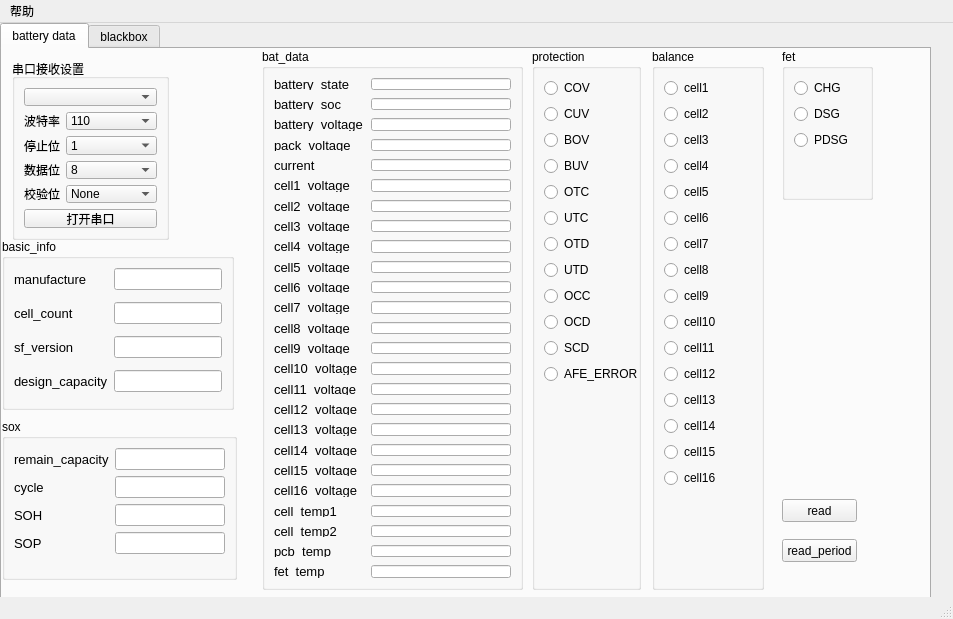
This is uart_tool_ui.ui in danshawx/bms_minitor as Qt 5 draws it before an edit. The edited form follows.
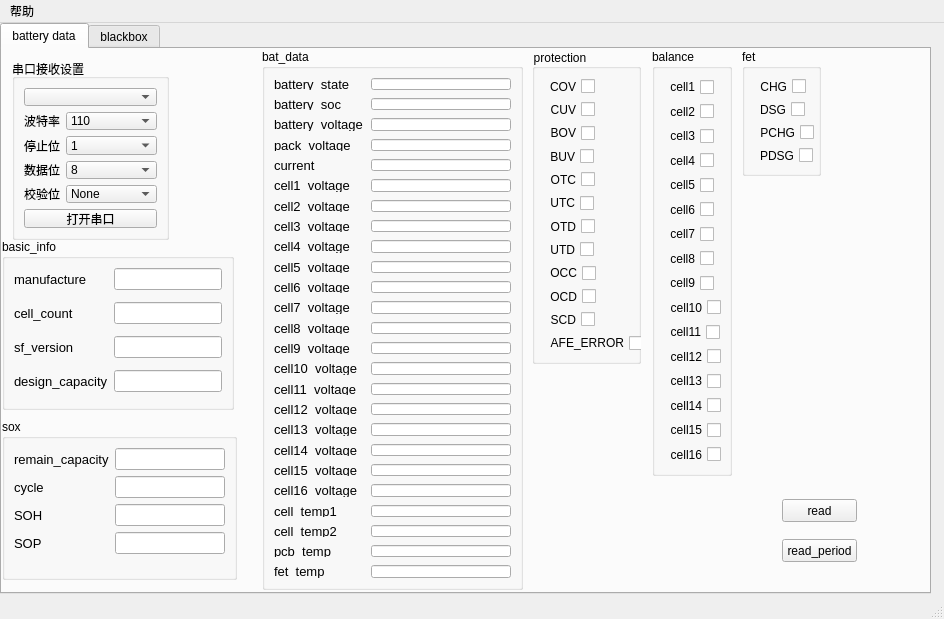
This is the edited form.

```diff
--- a/uart_tool_ui.ui
+++ b/uart_tool_ui.ui
@@ -6,7 +6,7 @@
    <rect>
     <x>0</x>
     <y>0</y>
-    <width>953</width>
+    <width>944</width>
     <height>619</height>
    </rect>
   </property>
@@ -20,7 +20,7 @@
       <x>0</x>
       <y>0</y>
       <width>931</width>
-      <height>581</height>
+      <height>571</height>
      </rect>
     </property>
     <property name="currentIndex">
@@ -809,97 +809,139 @@
       </layout>
      </widget>
      <widget class="QGroupBox" name="groupBox_5">
+      <property name="enabled">
+       <bool>true</bool>
+      </property>
       <property name="geometry">
        <rect>
         <x>530</x>
         <y>0</y>
         <width>109</width>
-        <height>541</height>
+        <height>315</height>
        </rect>
       </property>
+      <property name="styleSheet">
+       <string notr="true">selection-color: rgb(255, 0, 0);</string>
+      </property>
       <property name="title">
        <string>protection</string>
       </property>
       <layout class="QFormLayout" name="formLayout_3">
        <item row="0" column="0">
-        <widget class="QRadioButton" name="radioButton_cov">
+        <widget class="QCheckBox" name="checkBox_cov">
+         <property name="layoutDirection">
+          <enum>Qt::RightToLeft</enum>
+         </property>
          <property name="text">
           <string>COV</string>
          </property>
         </widget>
        </item>
        <item row="1" column="0">
-        <widget class="QRadioButton" name="radioButton_cuv">
+        <widget class="QCheckBox" name="checkBox_cuv">
+         <property name="layoutDirection">
+          <enum>Qt::RightToLeft</enum>
+         </property>
          <property name="text">
           <string>CUV</string>
          </property>
         </widget>
        </item>
        <item row="2" column="0">
-        <widget class="QRadioButton" name="radioButton_bov">
+        <widget class="QCheckBox" name="checkBox_bov">
+         <property name="layoutDirection">
+          <enum>Qt::RightToLeft</enum>
+         </property>
          <property name="text">
           <string>BOV</string>
          </property>
         </widget>
        </item>
        <item row="3" column="0">
-        <widget class="QRadioButton" name="radioButton_buv">
+        <widget class="QCheckBox" name="checkBox_buv">
+         <property name="layoutDirection">
+          <enum>Qt::RightToLeft</enum>
+         </property>
          <property name="text">
           <string>BUV</string>
          </property>
         </widget>
        </item>
        <item row="4" column="0">
-        <widget class="QRadioButton" name="radioButton_otc">
+        <widget class="QCheckBox" name="checkBox_otc">
+         <property name="layoutDirection">
+          <enum>Qt::RightToLeft</enum>
+         </property>
          <property name="text">
           <string>OTC</string>
          </property>
         </widget>
        </item>
        <item row="5" column="0">
-        <widget class="QRadioButton" name="radioButton_utc">
+        <widget class="QCheckBox" name="checkBox_utc">
+         <property name="layoutDirection">
+          <enum>Qt::RightToLeft</enum>
+         </property>
          <property name="text">
           <string>UTC</string>
          </property>
         </widget>
        </item>
        <item row="6" column="0">
-        <widget class="QRadioButton" name="radioButton_otd">
+        <widget class="QCheckBox" name="checkBox_otd">
+         <property name="layoutDirection">
+          <enum>Qt::RightToLeft</enum>
+         </property>
          <property name="text">
           <string>OTD</string>
          </property>
         </widget>
        </item>
        <item row="7" column="0">
-        <widget class="QRadioButton" name="radioButton_utd">
+        <widget class="QCheckBox" name="checkBox_utd">
+         <property name="layoutDirection">
+          <enum>Qt::RightToLeft</enum>
+         </property>
          <property name="text">
           <string>UTD</string>
          </property>
         </widget>
        </item>
        <item row="8" column="0">
-        <widget class="QRadioButton" name="radioButton_occ">
+        <widget class="QCheckBox" name="checkBox_occ">
+         <property name="layoutDirection">
+          <enum>Qt::RightToLeft</enum>
+         </property>
          <property name="text">
           <string>OCC</string>
          </property>
         </widget>
        </item>
        <item row="9" column="0">
-        <widget class="QRadioButton" name="radioButton_ocd">
+        <widget class="QCheckBox" name="checkBox_ocd">
+         <property name="layoutDirection">
+          <enum>Qt::RightToLeft</enum>
+         </property>
          <property name="text">
           <string>OCD</string>
          </property>
         </widget>
        </item>
        <item row="10" column="0">
-        <widget class="QRadioButton" name="radioButton_scd">
+        <widget class="QCheckBox" name="checkBox_scd">
+         <property name="layoutDirection">
+          <enum>Qt::RightToLeft</enum>
+         </property>
          <property name="text">
           <string>SCD</string>
          </property>
         </widget>
        </item>
        <item row="11" column="0">
-        <widget class="QRadioButton" name="radioButton_afe_error">
+        <widget class="QCheckBox" name="checkBox_afe_error">
+         <property name="layoutDirection">
+          <enum>Qt::RightToLeft</enum>
+         </property>
          <property name="text">
           <string>AFE_ERROR</string>
          </property>
@@ -910,10 +952,10 @@
      <widget class="QGroupBox" name="groupBox_6">
       <property name="geometry">
        <rect>
-        <x>780</x>
+        <x>740</x>
         <y>0</y>
-        <width>91</width>
-        <height>151</height>
+        <width>79</width>
+        <height>127</height>
        </rect>
       </property>
       <property name="title">
@@ -921,21 +963,60 @@
       </property>
       <layout class="QFormLayout" name="formLayout_5">
        <item row="0" column="0">
-        <widget class="QRadioButton" name="radioButton_fet_chg">
+        <widget class="QCheckBox" name="checkBox_fet_chg">
+         <property name="font">
+          <font>
+           <pointsize>9</pointsize>
+          </font>
+         </property>
+         <property name="layoutDirection">
+          <enum>Qt::RightToLeft</enum>
+         </property>
          <property name="text">
           <string>CHG</string>
          </property>
         </widget>
        </item>
        <item row="1" column="0">
-        <widget class="QRadioButton" name="radioButton_fet_dsg">
+        <widget class="QCheckBox" name="checkBox_fet_dsg">
+         <property name="font">
+          <font>
+           <pointsize>9</pointsize>
+          </font>
+         </property>
+         <property name="layoutDirection">
+          <enum>Qt::RightToLeft</enum>
+         </property>
          <property name="text">
           <string>DSG</string>
          </property>
         </widget>
        </item>
        <item row="2" column="0">
-        <widget class="QRadioButton" name="radioButton_pdsg">
+        <widget class="QCheckBox" name="checkBox_fet_pchg">
+         <property name="font">
+          <font>
+           <pointsize>9</pointsize>
+          </font>
+         </property>
+         <property name="layoutDirection">
+          <enum>Qt::RightToLeft</enum>
+         </property>
+         <property name="text">
+          <string>PCHG</string>
+         </property>
+        </widget>
+       </item>
+       <item row="3" column="0">
+        <widget class="QCheckBox" name="checkBox_fet_pdsg">
+         <property name="font">
+          <font>
+           <pointsize>9</pointsize>
+          </font>
+         </property>
+         <property name="layoutDirection">
+          <enum>Qt::RightToLeft</enum>
+         </property>
          <property name="text">
           <string>PDSG</string>
          </property>
@@ -948,8 +1029,8 @@
        <rect>
         <x>650</x>
         <y>0</y>
-        <width>112</width>
-        <height>541</height>
+        <width>80</width>
+        <height>427</height>
        </rect>
       </property>
       <property name="title">
@@ -957,112 +1038,240 @@
       </property>
       <layout class="QFormLayout" name="formLayout_7">
        <item row="0" column="0">
-        <widget class="QRadioButton" name="radioButton_cell1">
+        <widget class="QCheckBox" name="checkBox_cell1">
+         <property name="font">
+          <font>
+           <pointsize>9</pointsize>
+          </font>
+         </property>
+         <property name="layoutDirection">
+          <enum>Qt::RightToLeft</enum>
+         </property>
          <property name="text">
           <string>cell1</string>
          </property>
         </widget>
        </item>
        <item row="1" column="0">
-        <widget class="QRadioButton" name="radioButton__cell2">
+        <widget class="QCheckBox" name="checkBox_cell2">
+         <property name="font">
+          <font>
+           <pointsize>9</pointsize>
+          </font>
+         </property>
+         <property name="layoutDirection">
+          <enum>Qt::RightToLeft</enum>
+         </property>
          <property name="text">
           <string>cell2</string>
          </property>
         </widget>
        </item>
        <item row="2" column="0">
-        <widget class="QRadioButton" name="radioButton__cell3">
+        <widget class="QCheckBox" name="checkBox_cell3">
+         <property name="font">
+          <font>
+           <pointsize>9</pointsize>
+          </font>
+         </property>
+         <property name="layoutDirection">
+          <enum>Qt::RightToLeft</enum>
+         </property>
          <property name="text">
           <string>cell3</string>
          </property>
         </widget>
        </item>
        <item row="3" column="0">
-        <widget class="QRadioButton" name="radioButton__cell4">
+        <widget class="QCheckBox" name="checkBox_cell4">
+         <property name="font">
+          <font>
+           <pointsize>9</pointsize>
+          </font>
+         </property>
+         <property name="layoutDirection">
+          <enum>Qt::RightToLeft</enum>
+         </property>
          <property name="text">
           <string>cell4</string>
          </property>
         </widget>
        </item>
        <item row="4" column="0">
-        <widget class="QRadioButton" name="radioButton__cell5">
+        <widget class="QCheckBox" name="checkBox_cell5">
+         <property name="font">
+          <font>
+           <pointsize>9</pointsize>
+          </font>
+         </property>
+         <property name="layoutDirection">
+          <enum>Qt::RightToLeft</enum>
+         </property>
          <property name="text">
           <string>cell5</string>
          </property>
         </widget>
        </item>
        <item row="5" column="0">
-        <widget class="QRadioButton" name="radioButton_cell6">
+        <widget class="QCheckBox" name="checkBox_cell6">
+         <property name="font">
+          <font>
+           <pointsize>9</pointsize>
+          </font>
+         </property>
+         <property name="layoutDirection">
+          <enum>Qt::RightToLeft</enum>
+         </property>
          <property name="text">
           <string>cell6</string>
          </property>
         </widget>
        </item>
        <item row="6" column="0">
-        <widget class="QRadioButton" name="radioButton_cell7">
+        <widget class="QCheckBox" name="checkBox_cell7">
+         <property name="font">
+          <font>
+           <pointsize>9</pointsize>
+          </font>
+         </property>
+         <property name="layoutDirection">
+          <enum>Qt::RightToLeft</enum>
+         </property>
          <property name="text">
           <string>cell7</string>
          </property>
         </widget>
        </item>
        <item row="7" column="0">
-        <widget class="QRadioButton" name="radioButton_cell8">
+        <widget class="QCheckBox" name="checkBox_cell8">
+         <property name="font">
+          <font>
+           <pointsize>9</pointsize>
+          </font>
+         </property>
+         <property name="layoutDirection">
+          <enum>Qt::RightToLeft</enum>
+         </property>
          <property name="text">
           <string>cell8</string>
          </property>
         </widget>
        </item>
        <item row="8" column="0">
-        <widget class="QRadioButton" name="radioButton_cell9">
+        <widget class="QCheckBox" name="checkBox_cell9">
+         <property name="font">
+          <font>
+           <pointsize>9</pointsize>
+          </font>
+         </property>
+         <property name="layoutDirection">
+          <enum>Qt::RightToLeft</enum>
+         </property>
          <property name="text">
           <string>cell9</string>
          </property>
         </widget>
        </item>
        <item row="9" column="0">
-        <widget class="QRadioButton" name="radioButton_cell10">
+        <widget class="QCheckBox" name="checkBox_cell10">
+         <property name="font">
+          <font>
+           <pointsize>9</pointsize>
+          </font>
+         </property>
+         <property name="layoutDirection">
+          <enum>Qt::RightToLeft</enum>
+         </property>
          <property name="text">
           <string>cell10</string>
          </property>
         </widget>
        </item>
        <item row="10" column="0">
-        <widget class="QRadioButton" name="radioButton_cell11">
+        <widget class="QCheckBox" name="checkBox_cell11">
+         <property name="font">
+          <font>
+           <pointsize>9</pointsize>
+          </font>
+         </property>
+         <property name="layoutDirection">
+          <enum>Qt::RightToLeft</enum>
+         </property>
          <property name="text">
           <string>cell11</string>
          </property>
         </widget>
        </item>
        <item row="11" column="0">
-        <widget class="QRadioButton" name="radioButton_cell12">
+        <widget class="QCheckBox" name="checkBox_cell12">
+         <property name="font">
+          <font>
+           <pointsize>9</pointsize>
+          </font>
+         </property>
+         <property name="layoutDirection">
+          <enum>Qt::RightToLeft</enum>
+         </property>
          <property name="text">
           <string>cell12</string>
          </property>
         </widget>
        </item>
        <item row="12" column="0">
-        <widget class="QRadioButton" name="radioButton_cell13">
+        <widget class="QCheckBox" name="checkBox_cell13">
+         <property name="font">
+          <font>
+           <pointsize>9</pointsize>
+          </font>
+         </property>
+         <property name="layoutDirection">
+          <enum>Qt::RightToLeft</enum>
+         </property>
          <property name="text">
           <string>cell13</string>
          </property>
         </widget>
        </item>
        <item row="13" column="0">
-        <widget class="QRadioButton" name="radioButton_cell14">
+        <widget class="QCheckBox" name="checkBox_cell14">
+         <property name="font">
+          <font>
+           <pointsize>9</pointsize>
+          </font>
+         </property>
+         <property name="layoutDirection">
+          <enum>Qt::RightToLeft</enum>
+         </property>
          <property name="text">
           <string>cell14</string>
          </property>
         </widget>
        </item>
        <item row="14" column="0">
-        <widget class="QRadioButton" name="radioButton_cell15">
+        <widget class="QCheckBox" name="checkBox_cell15">
+         <property name="font">
+          <font>
+           <pointsize>9</pointsize>
+          </font>
+         </property>
+         <property name="layoutDirection">
+          <enum>Qt::RightToLeft</enum>
+         </property>
          <property name="text">
           <string>cell15</string>
          </property>
         </widget>
        </item>
        <item row="15" column="0">
-        <widget class="QRadioButton" name="radioButton_cell16">
+        <widget class="QCheckBox" name="checkBox_cell16">
+         <property name="font">
+          <font>
+           <pointsize>9</pointsize>
+          </font>
+         </property>
+         <property name="layoutDirection">
+          <enum>Qt::RightToLeft</enum>
+         </property>
          <property name="text">
           <string>cell16</string>
          </property>
@@ -1172,7 +1381,7 @@
     <rect>
      <x>0</x>
      <y>0</y>
-     <width>953</width>
+     <width>944</width>
      <height>22</height>
     </rect>
    </property>
```
Left out of the diff: 1 changed line with no effect on the pictures.
